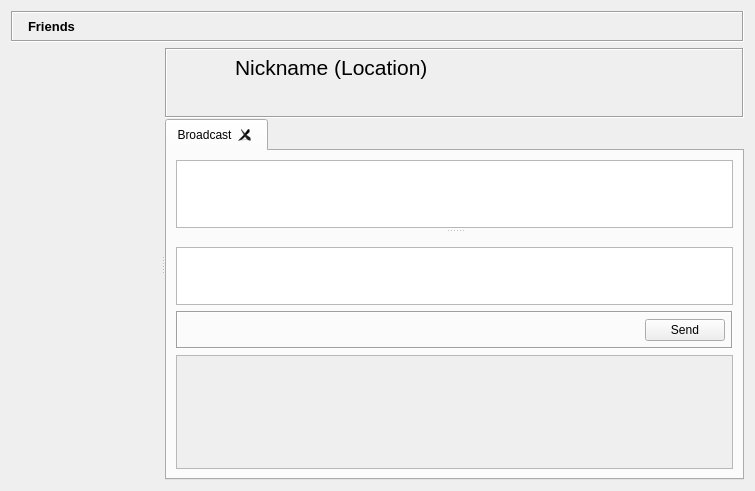
RetroShare/RetroShare, file retroshare-gui/src/gui/FriendsDialog.ui: the form before one commit.
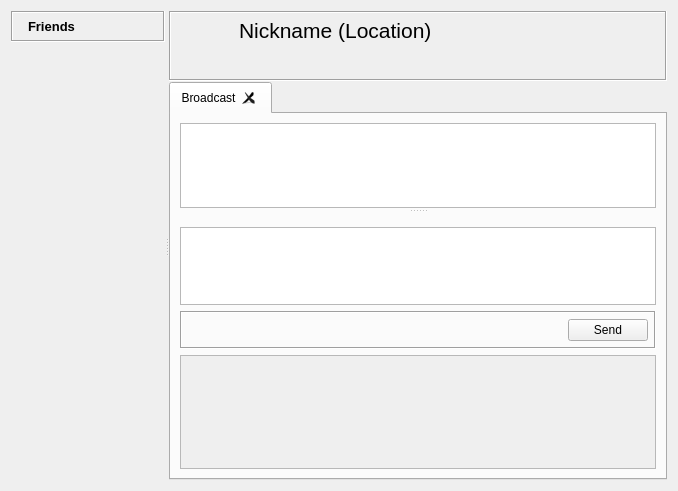
The form after the commit. Icons and pictures are not drawn. Custom widgets are drawn as their Qt base class.

Commit message: some titlebar layout changes

The edit to the form file:
```diff
--- a/retroshare-gui/src/gui/FriendsDialog.ui
+++ b/retroshare-gui/src/gui/FriendsDialog.ui
@@ -6,11 +6,21 @@
    <rect>
     <x>0</x>
     <y>0</y>
-    <width>755</width>
+    <width>678</width>
     <height>491</height>
    </rect>
   </property>
+  <layout class="QGridLayout" name="gridLayout_2">
+   <item row="0" column="0">
+    <widget class="QSplitter" name="splitter">
+     <property name="orientation">
+      <enum>Qt::Horizontal</enum>
+     </property>
+     <widget class="QWidget" name="">
   <layout class="QVBoxLayout" name="verticalLayout_2">
+       <property name="spacing">
+        <number>1</number>
+       </property>
    <item>
     <widget class="QFrame" name="titleBarFrame">
      <property name="sizePolicy">
@@ -87,11 +97,6 @@
     </widget>
    </item>
    <item>
-    <widget class="QSplitter" name="splitter">
-     <property name="orientation">
-      <enum>Qt::Horizontal</enum>
-     </property>
-     <widget class="QWidget" name="layoutWidget">
       <layout class="QVBoxLayout" name="verticalLayout">
        <property name="spacing">
         <number>2</number>
@@ -117,6 +122,8 @@
           </size>
          </property>
         </widget>
+         </item>
+        </layout>
        </item>
       </layout>
      </widget>
```
Lines whose indentation alone changed are shown as unchanged. The commit also changes 3 other files.
